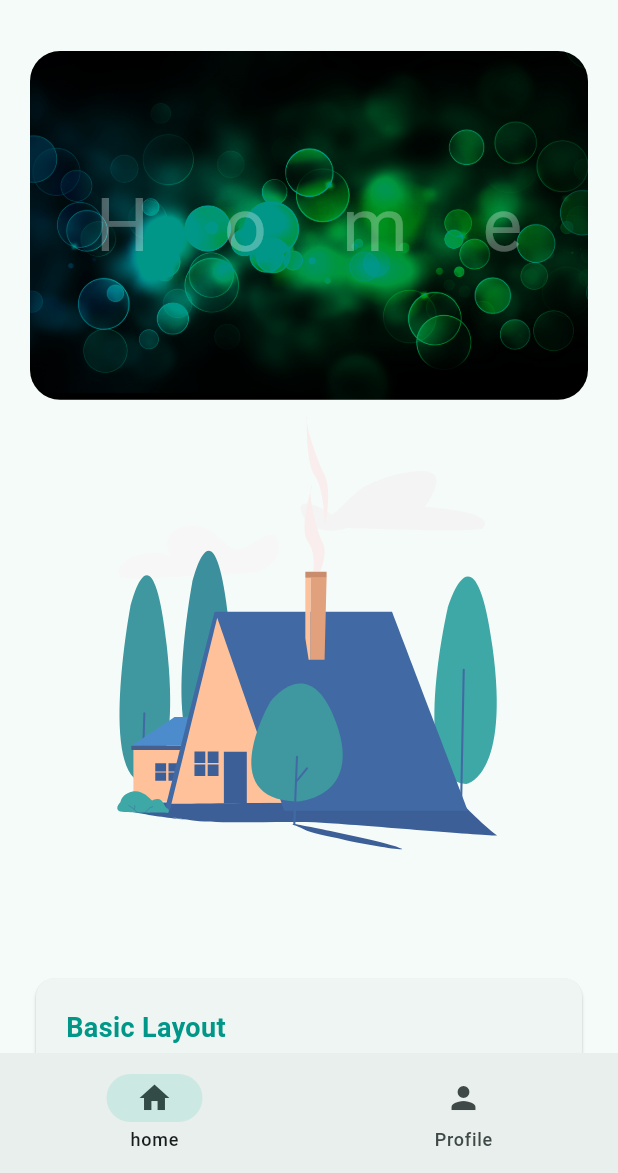
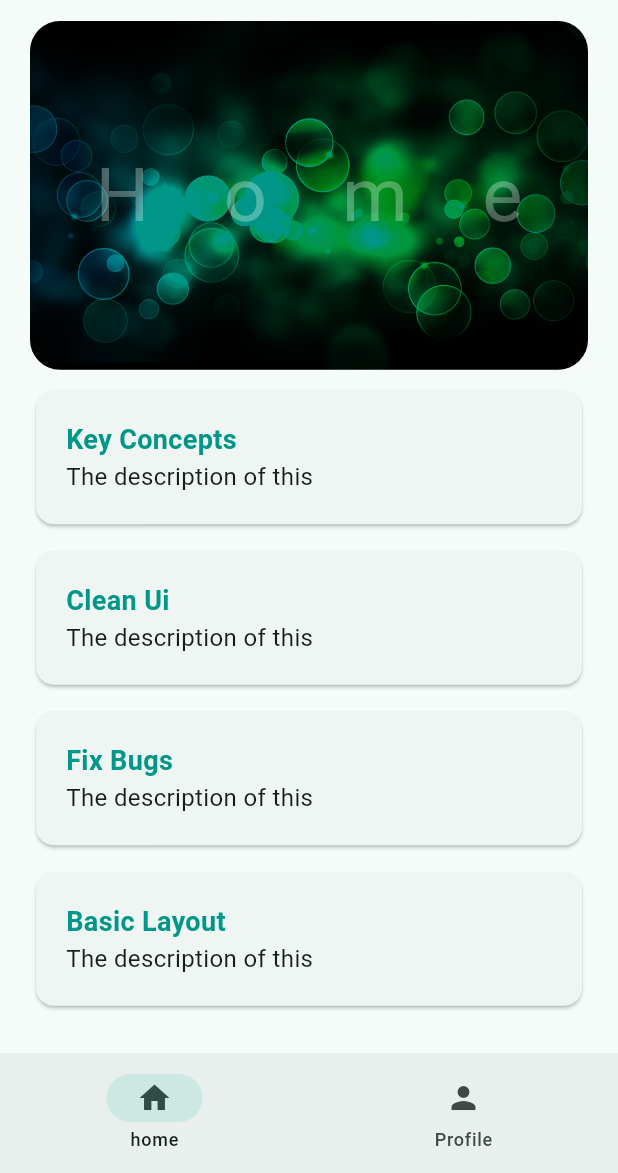
Before and after one commit to yanlimabarbosa/flutter-learning, a Flutter app: the WidgetTree screen opened directly, on a phone screen of 412 x 824 dp, the part 63-1236 px from its top. Run offline on Flutter 3.47's test engine with Material 3 defaults, Android fonts, the phone set to English and light mode, and no system bars; our stand-ins replace lottie, shared_preferences; accounts and stored records are empty.

Commit message:
feat(home): add course card list
- Add reusable card widget for home sections
- Define course section labels as constants
- Render home cards from generated list data

```diff
--- a/flutter_app/lib/views/data/constants.dart
+++ b/flutter_app/lib/views/data/constants.dart
@@ -9,3 +9,10 @@ class KTextStyle {
 
   static const TextStyle descriptionText = TextStyle(fontSize: 16.0);
 }
+
+class KValue {
+  static const String basicLayout = "Basic Layout";
+  static const String cleanUi = "Clean Ui";
+  static const String fixBugs = "Fix Bugs";
+  static const String keyConcepts = "Key Concepts";
+}
--- a/flutter_app/lib/views/pages/home_page.dart
+++ b/flutter_app/lib/views/pages/home_page.dart
@@ -1,39 +1,33 @@
 import 'package:flutter/material.dart';
 import 'package:flutter_app/views/data/constants.dart';
+import 'package:flutter_app/views/pages/course_page.dart';
+import 'package:flutter_app/views/widgets/container_widget.dart';
 import 'package:flutter_app/views/widgets/hero_widget.dart';
-import 'package:lottie/lottie.dart';
 
 class HomePage extends StatelessWidget {
   const HomePage({super.key});
 
   @override
   Widget build(BuildContext context) {
-    return SingleChildScrollView(
-      child: Padding(
-        padding: EdgeInsets.all(20.0),
+    List<String> list = [
+      KValue.keyConcepts,
+      KValue.cleanUi,
+      KValue.fixBugs,
+      KValue.basicLayout,
+    ];
+
+    return Padding(
+      padding: EdgeInsets.symmetric(horizontal: 20.0),
+      child: SingleChildScrollView(
         child: Column(
           children: [
-            HeroWidget(title: "Home"),
-            Lottie.asset('assets/lotties/home.json'),
-            Container(
-              padding: EdgeInsets.symmetric(vertical: 10.0),
-              width: double.infinity,
-              child: Card(
-                child: Padding(
-                  padding: EdgeInsets.all(20.0),
-                  child: Column(
-                    crossAxisAlignment: CrossAxisAlignment.start,
-                    children: [
-                      Text("Basic Layout", style: KTextStyle.titleTealText),
-                      Text(
-                        "The Description of this",
-                        style: KTextStyle.descriptionText,
-                      ),
-                    ],
-                  ),
-                ),
-              ),
-            ),
+            HeroWidget(title: "Home", nextPage: CoursePage()),
+            ...List.generate(list.length, (index) {
+              return ContainerWidget(
+                title: list.elementAt(index),
+                description: "The description of this",
+              );
+            }),
           ],
         ),
       ),
--- /dev/null
+++ b/flutter_app/lib/views/widgets/container_widget.dart
@@ -0,0 +1,33 @@
+import 'package:flutter/material.dart';
+import 'package:flutter_app/views/data/constants.dart';
+
+class ContainerWidget extends StatelessWidget {
+  const ContainerWidget({
+    super.key,
+    required this.title,
+    required this.description,
+  });
+
+  final String title;
+  final String description;
+
+  @override
+  Widget build(BuildContext context) {
+    return Container(
+      padding: EdgeInsets.only(top: 10.0),
+      width: double.infinity,
+      child: Card(
+        child: Padding(
+          padding: EdgeInsets.all(20.0),
+          child: Column(
+            crossAxisAlignment: CrossAxisAlignment.start,
+            children: [
+              Text(title, style: KTextStyle.titleTealText),
+              Text(description, style: KTextStyle.descriptionText),
+            ],
+          ),
+        ),
+      ),
+    );
+  }
+}
```
